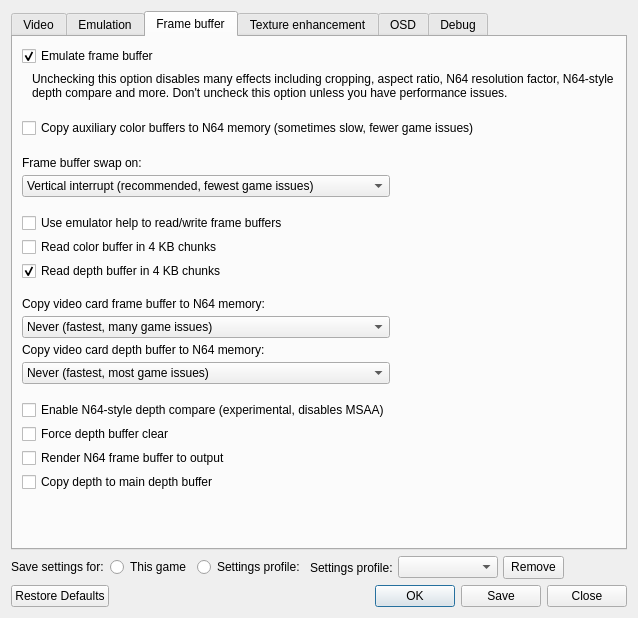
First picture: the form in mupen64plus-video-gliden64/upstream/src/GLideNUI/configDialog.ui, repository mupen64plus-ae/mupen64plus-ae, before the edit.
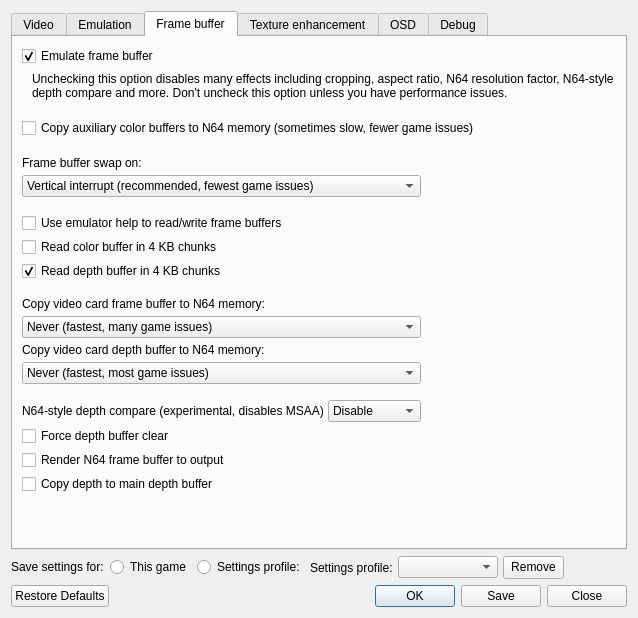
Second picture: the form after the edit. The open tabs and pages were chosen to show the change. Icons and pictures are not drawn.

The edit to the form file:
```diff
--- a/mupen64plus-video-gliden64/upstream/src/GLideNUI/configDialog.ui
+++ b/mupen64plus-video-gliden64/upstream/src/GLideNUI/configDialog.ui
@@ -10,7 +10,7 @@
     <x>0</x>
     <y>0</y>
     <width>559</width>
-    <height>685</height>
+    <height>595</height>
    </rect>
   </property>
   <property name="windowTitle">
@@ -2059,14 +2059,40 @@
                       <number>4</number>
                      </property>
                      <item>
-                      <widget class="QCheckBox" name="n64DepthCompareCheckBox">
-                       <property name="toolTip">
-                        <string>&lt;html&gt;&lt;head/&gt;&lt;body&gt;&lt;p&gt;The N64 uses a unique method of calculating depth to the camera. When checked, GlideN64 uses shaders to try to emulate these calculations correctly. Not compatible with anti-aliasing. &lt;span style=&quot; font-weight:600;&quot;&gt;Experimental!&lt;/span&gt;&lt;/p&gt;&lt;p&gt;[Recommended: &lt;span style=&quot; font-style:italic;&quot;&gt;Sometimes checked, for a few games&lt;/span&gt;]&lt;/p&gt;&lt;/body&gt;&lt;/html&gt;</string>
-                       </property>
-                       <property name="text">
-                        <string>Enable N64-style depth compare (experimental, disables MSAA)</string>
-                       </property>
-                      </widget>
+                      <layout class="QHBoxLayout" name="n64DepthCompareHorizontalLayout">
+                       <item>
+                        <widget class="QLabel" name="n64DepthCompareLabel">
+                         <property name="toolTip">
+                          <string>&lt;html&gt;&lt;head/&gt;&lt;body&gt;&lt;p&gt;The N64 uses a unique method of calculating depth to the camera. When enabled, GlideN64 uses shaders to try to emulate these calculations correctly. Not compatible with anti-aliasing. &lt;span style=&quot; font-weight:600;&quot;&gt;Experimental!&lt;/span&gt;&lt;/p&gt;&lt;p&gt;Fast mode requires OpenGL 4.2 and &amp;quot;fragment shader interlock&amp;quot; extensions.&lt;/p&gt;&lt;p&gt;Compatible mode requires only core OpenGL 4.2 &lt;span style=&quot; font-weight:600;&quot;&gt;Can be slow!&lt;/span&gt;&lt;/p&gt;&lt;p&gt;[Recommended: &lt;span style=&quot; font-style:italic;&quot;&gt;Sometimes checked, for several games&lt;/span&gt;]&lt;/p&gt;&lt;/body&gt;&lt;/html&gt;</string>
+                         </property>
+                         <property name="text">
+                          <string>N64-style depth compare (experimental, disables MSAA)</string>
+                         </property>
+                        </widget>
+                       </item>
+                       <item>
+                        <widget class="QComboBox" name="n64DepthCompareComboBox">
+                         <property name="toolTip">
+                          <string>&lt;html&gt;&lt;head/&gt;&lt;body&gt;&lt;p&gt;The N64 uses a unique method of calculating depth to the camera. When enabled, GlideN64 uses shaders to try to emulate these calculations correctly. Not compatible with anti-aliasing. &lt;span style=&quot; font-weight:600;&quot;&gt;Experimental!&lt;/span&gt;&lt;/p&gt;&lt;p&gt;Fast mode requires OpenGL 4.2 and &amp;quot;fragment shader interlock&amp;quot; extensions.&lt;/p&gt;&lt;p&gt;Compatible mode requires only core OpenGL 4.2 &lt;span style=&quot; font-weight:600;&quot;&gt;Can be slow!&lt;/span&gt;&lt;/p&gt;&lt;p&gt;[Recommended: &lt;span style=&quot; font-style:italic;&quot;&gt;Sometimes checked, for several games&lt;/span&gt;]&lt;/p&gt;&lt;/body&gt;&lt;/html&gt;</string>
+                         </property>
+                         <item>
+                          <property name="text">
+                           <string>Disable</string>
+                          </property>
+                         </item>
+                         <item>
+                          <property name="text">
+                           <string>Fast</string>
+                          </property>
+                         </item>
+                         <item>
+                          <property name="text">
+                           <string>Compatible</string>
+                          </property>
+                         </item>
+                        </widget>
+                       </item>
+                      </layout>
                      </item>
                      <item>
                       <widget class="QCheckBox" name="forceDepthBufferClearCheckBox">
```
Left out of the diff: 48 changed lines with no effect on the pictures.
